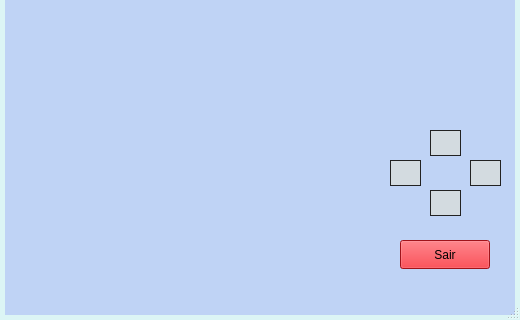
Before: the Qt Designer form mainwindow.ui in AlysonVI/ComputacaoGrafica, drawn with Qt 5; both pictures show x 0 to 520 and y 200 to 520 of the 520 by 520 pixel window.
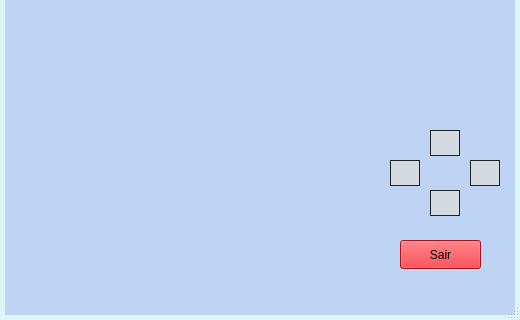
After: the same form once the commit is applied.

What changed in the file:
```diff
--- a/mainwindow.ui
+++ b/mainwindow.ui
@@ -23,15 +23,24 @@
 </string>
   </property>
   <widget class="QWidget" name="centralwidget">
+   <property name="styleSheet">
+    <string notr="true"/>
+   </property>
    <widget class="QPushButton" name="exit">
     <property name="geometry">
      <rect>
       <x>400</x>
       <y>440</y>
-      <width>90</width>
+      <width>81</width>
       <height>29</height>
      </rect>
     </property>
+    <property name="sizePolicy">
+     <sizepolicy hsizetype="Expanding" vsizetype="Expanding">
+      <horstretch>0</horstretch>
+      <verstretch>0</verstretch>
+     </sizepolicy>
+    </property>
     <property name="palette">
      <palette>
       <active>
@@ -528,6 +537,16 @@
       </disabled>
      </palette>
     </property>
+    <property name="styleSheet">
+     <string notr="true">#up{
+	background-color:#D3DBE0;
+	border-radios: 10px;
+	border: 1px solid #222;
+}
+#eixt:hover{
+	background-color:#fff;
+}</string>
+    </property>
     <property name="text">
      <string>Sair</string>
     </property>
@@ -537,16 +556,25 @@
      <rect>
       <x>470</x>
       <y>360</y>
-      <width>31</width>
+      <width>30</width>
       <height>26</height>
      </rect>
     </property>
+    <property name="sizePolicy">
+     <sizepolicy hsizetype="Expanding" vsizetype="Expanding">
+      <horstretch>0</horstretch>
+      <verstretch>0</verstretch>
+     </sizepolicy>
+    </property>
     <property name="styleSheet">
      <string notr="true">#right{
 	background-color:#D3DBE0;
 	border-radios: 10px;
 	border: 1px solid #222;
-	size: 30px;
+
+}
+#right:hover{
+	background-color:#fff;
 }</string>
     </property>
     <property name="text">
@@ -558,16 +586,24 @@
      <rect>
       <x>430</x>
       <y>330</y>
-      <width>31</width>
+      <width>30</width>
       <height>26</height>
      </rect>
     </property>
+    <property name="sizePolicy">
+     <sizepolicy hsizetype="Expanding" vsizetype="Expanding">
+      <horstretch>0</horstretch>
+      <verstretch>0</verstretch>
+     </sizepolicy>
+    </property>
     <property name="styleSheet">
      <string notr="true">#up{
 	background-color:#D3DBE0;
 	border-radios: 10px;
 	border: 1px solid #222;
-	size: 30px;
+}
+#up:hover{
+	background-color:#fff;
 }</string>
     </property>
     <property name="text">
@@ -579,16 +615,24 @@
      <rect>
       <x>430</x>
       <y>390</y>
-      <width>31</width>
+      <width>30</width>
       <height>26</height>
      </rect>
     </property>
+    <property name="sizePolicy">
+     <sizepolicy hsizetype="Ignored" vsizetype="Expanding">
+      <horstretch>0</horstretch>
+      <verstretch>0</verstretch>
+     </sizepolicy>
+    </property>
     <property name="styleSheet">
      <string notr="true">#down{
 	background-color:#D3DBE0;
 	border-radios: 10px;
 	border: 1px solid #222;
-	size: 30px;
+}
+#down:hover{
+	background-color:#fff;
 }</string>
     </property>
     <property name="text">
@@ -600,16 +644,24 @@
      <rect>
       <x>390</x>
       <y>360</y>
-      <width>31</width>
+      <width>30</width>
       <height>26</height>
      </rect>
     </property>
+    <property name="sizePolicy">
+     <sizepolicy hsizetype="Expanding" vsizetype="Expanding">
+      <horstretch>0</horstretch>
+      <verstretch>0</verstretch>
+     </sizepolicy>
+    </property>
     <property name="styleSheet">
      <string notr="true">#left{
 	background-color:#D3DBE0;
 	border-radios: 10px;
 	border: 1px solid #222;
-	size: 30px;
+}
+#left:hover{
+	background-color:#fff;
 }</string>
     </property>
     <property name="text">
```
Left out of the diff: 1 changed line with no effect on the pictures.
